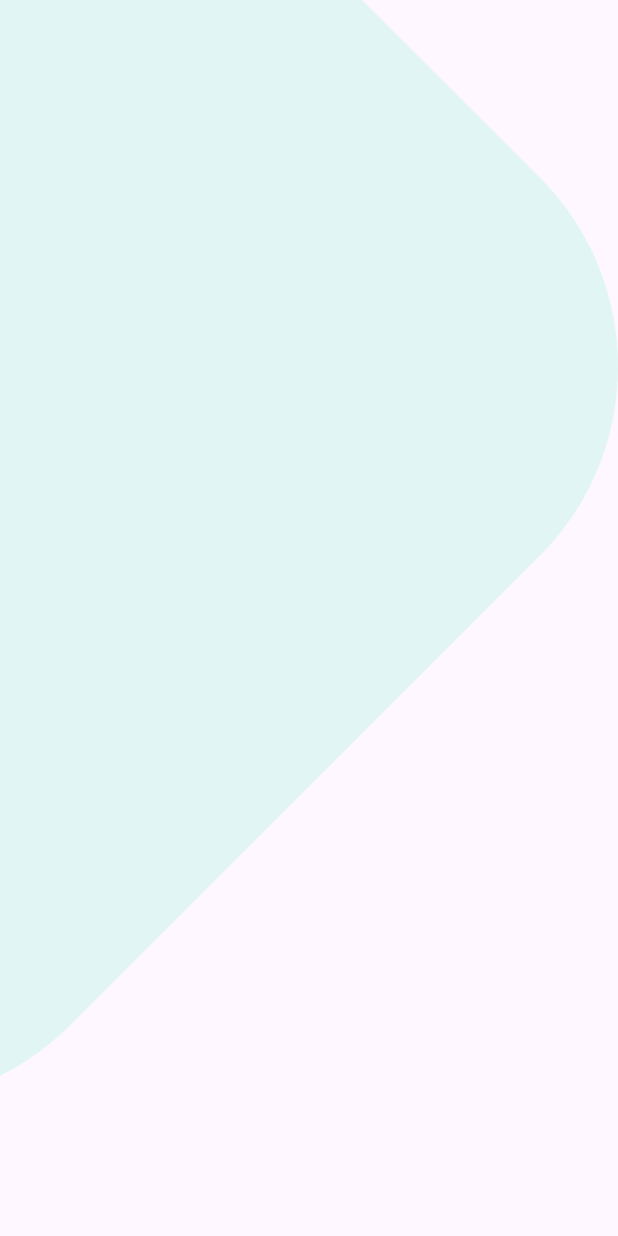
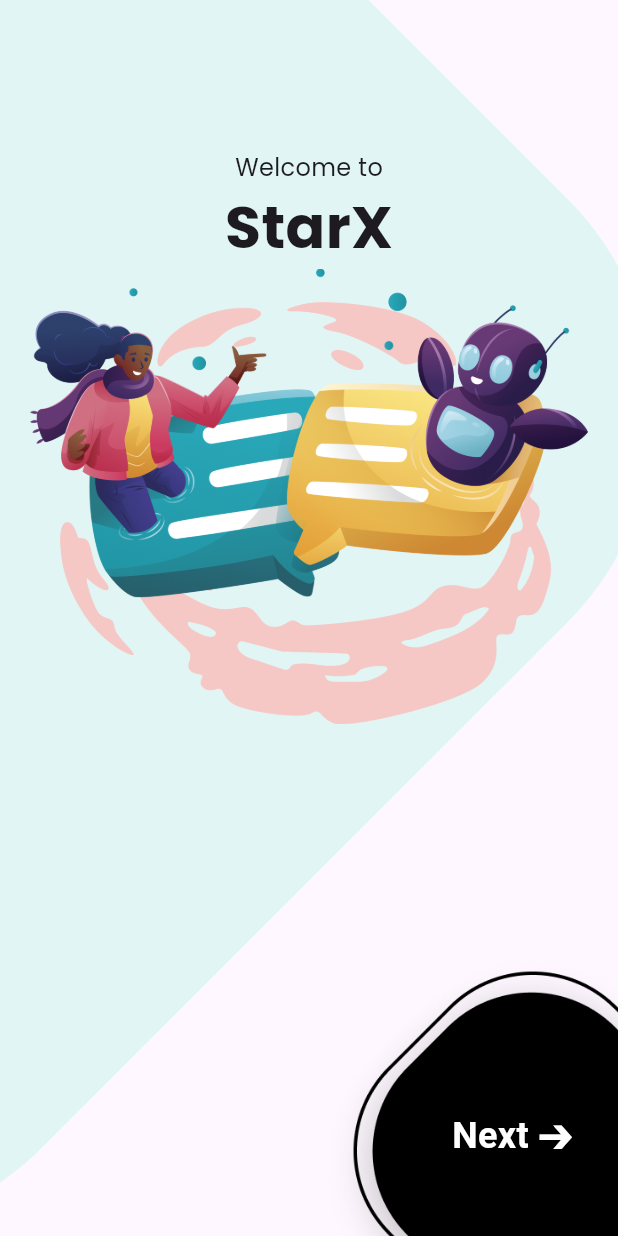
Before and after one commit to vortexyj/starx, a Flutter app: the screen it shows after launch, on a phone screen of 412 x 824 dp. Run offline on Flutter 3.47's test engine with Material 3 defaults, Android fonts, the phone set to English and light mode, and no system bars; our stand-ins replace google_fonts.

Commit message:
splash screen done

```diff
--- a/lib/core/utils/assets.dart
+++ b/lib/core/utils/assets.dart
@@ -1,4 +1,5 @@
 class AssetsData {
-  static const Logo = 'assets/images/Hero.png';
+  static const logo = 'assets/images/Hero.png';
   static const backgroundRectangle = 'assets/images/Rectangle.png';
+  static const blackRectangle = 'assets/images/blackrectangle.png';
 }
--- a/lib/core/utils/colors.dart
+++ b/lib/core/utils/colors.dart
@@ -1,12 +1,12 @@
 import 'package:flutter/material.dart';
 
 abstract class ColorStyle {
-  static const black = Color(000000);
-  static const gray = Color(0x4E4E4E);
-  static const lightGray = Color(0xC4C4C4);
-  static const white = Color(0xFFFFFF);
-  static const accentStroke = Color(0x25A0B0);
-  static const mainThemeColor = Color(0xE1F6F4);
-  static const pink = Color(0xF5C8C6);
-  static const accentLines = Color(0xEEF2E2);
+  static const black = Color(0xff000000);
+  static const gray = Color(0xff4E4E4E);
+  static const lightGray = Color(0xffC4C4C4);
+  static const white = Color(0xffFFFFFF);
+  static const accentStroke = Color(0xff25A0B0);
+  static const mainThemeColor = Color(0xffE1F6F4);
+  static const pink = Color(0xffF5C8C6);
+  static const accentLines = Color(0xffEEF2E2);
 }
--- a/lib/core/utils/styles.dart
+++ b/lib/core/utils/styles.dart
@@ -1,40 +1,40 @@
 import 'package:flutter/cupertino.dart';
+import 'package:google_fonts/google_fonts.dart';
 
 abstract class Styles {
-  static const title39B = TextStyle(
+  static final title39B = GoogleFonts.poppins(
     fontSize: 39,
     fontWeight: FontWeight.bold,
   );
-  static const title31B = TextStyle(
+  static final title31B = GoogleFonts.poppins(
     fontSize: 31,
     fontWeight: FontWeight.bold,
   );
-  static const title25B = TextStyle(
+  static final title25B = GoogleFonts.poppins(
     fontSize: 25,
     fontWeight: FontWeight.bold,
     letterSpacing: 1.2,
   );
-  static const title25 = TextStyle(
+  static final title25 = GoogleFonts.poppins(
     fontSize: 25,
     fontWeight: FontWeight.normal,
   );
 
-  static const title20 = TextStyle(
+  static final title20 = GoogleFonts.poppins(
     fontSize: 20,
     fontWeight: FontWeight.normal,
   );
-  static const body16 = TextStyle(
+  static final body16 = GoogleFonts.poppins(
     fontSize: 16,
     fontWeight: FontWeight.normal,
   );
-  static const body14 = TextStyle(
+  static final body14 = GoogleFonts.poppins(
     fontSize: 14,
     fontWeight: FontWeight.normal,
   );
-  static const body12Gray = TextStyle(
+  static final body12Gray = GoogleFonts.poppins(
     fontSize: 12,
-    fontWeight: FontWeight.normal,
-    color: Color(656565),
+    fontWeight: FontWeight.w200,
   );
 }
 
--- /dev/null
+++ b/lib/core/widgets/customanimatednextbuttom.dart
@@ -0,0 +1,81 @@
+import 'package:flutter/material.dart';
+import 'dart:math';
+
+import 'package:starx/core/utils/assets.dart'; // For rotation
+
+// Your custom animation class
+class MyCustomAnimation extends StatefulWidget {
+  @override
+  _MyCustomAnimationState createState() => _MyCustomAnimationState();
+}
+
+class _MyCustomAnimationState extends State<MyCustomAnimation>
+    with SingleTickerProviderStateMixin {
+  late AnimationController _controller;
+  late Animation<double> _animation;
+
+  @override
+  void initState() {
+    super.initState();
+    _controller = AnimationController(
+      duration: const Duration(seconds: 3),
+      vsync: this,
+    );
+
+    _animation = Tween<double>(begin: 0, end: 2 * pi).animate(CurvedAnimation(
+      parent: _controller,
+      curve: Curves.easeInOut,
+    ))
+      ..addListener(() {
+        setState(() {});
+      });
+
+    _controller.forward(); // Start the animation
+  }
+
+  @override
+  void dispose() {
+    _controller.dispose();
+    super.dispose();
+  }
+
+  @override
+  Widget build(BuildContext context) {
+    return Stack(
+      children: [
+        // The rotating image
+        Positioned(
+          bottom: -100, // Offset so that only 75% of the image is visible
+          right: -100, // Offset so that only 75% of the image is visible
+          child: Transform.rotate(
+            angle: _animation.value,
+            child: Container(
+              width: MediaQuery.of(context).size.width *
+                  0.75, // Adjust size to 75%
+              height: MediaQuery.of(context).size.width *
+                  0.75, // Ensure it remains square
+              child: Image.asset(
+                AssetsData.blackRectangle, // Your image path
+                fit: BoxFit.contain,
+              ),
+            ),
+          ),
+        ),
+        // The "Next" text that appears after the animation
+        if (_controller.isCompleted) // Show text only after animation completes
+          Positioned(
+            bottom: 50, // Adjust position as needed
+            right: 30, // Adjust position as needed
+            child: Text(
+              'Next ➔',
+              style: TextStyle(
+                fontSize: 24,
+                color: Colors.white,
+                fontWeight: FontWeight.bold,
+              ),
+            ),
+          ),
+      ],
+    );
+  }
+}
--- /dev/null
+++ b/lib/core/widgets/custombackgroundsplash.dart
@@ -0,0 +1,20 @@
+import 'package:flutter/material.dart';
+import 'package:starx/core/utils/assets.dart';
+
+class BackGroundImageSplash extends StatelessWidget {
+  const BackGroundImageSplash({
+    super.key,
+  });
+
+  @override
+  Widget build(BuildContext context) {
+    return Positioned.fill(
+      child: Image.asset(
+        height: 256,
+        width: 314,
+        AssetsData.backgroundRectangle, // Path to your image
+        fit: BoxFit.cover,
+      ),
+    );
+  }
+}
--- a/lib/features/splash/view/widgets/splashviewbody.dart
+++ b/lib/features/splash/view/widgets/splashviewbody.dart
@@ -1,5 +1,8 @@
 import 'package:flutter/material.dart';
 import 'package:starx/core/utils/assets.dart';
+import 'package:starx/core/utils/styles.dart';
+import 'package:starx/core/widgets/customanimatednextbuttom.dart';
+import 'package:starx/core/widgets/custombackgroundsplash.dart';
 
 class SplashViewBody extends StatelessWidget {
   const SplashViewBody({super.key});
@@ -7,15 +10,33 @@ class SplashViewBody extends StatelessWidget {
   @override
   Widget build(BuildContext context) {
     return Scaffold(
-      body: Container(
-        child: // Background image
-            Positioned.fill(
-          child: Image.asset(
-            AssetsData.backgroundRectangle, // Path to your image
-            fit: BoxFit.cover,
+        body: Stack(
+      children: [
+        BackGroundImageSplash(),
+        Center(
+          child: Column(
+            children: [
+              SizedBox(
+                height: 100,
+              ),
+              Text(
+                'Welcome to',
+                style: Styles.body16,
+              ),
+              Text(
+                'StarX',
+                style: Styles.title39B,
+              ),
+              Container(
+                  margin: const EdgeInsets.only(left: 20, right: 20),
+                  child: Image.asset(AssetsData.logo)),
+              Expanded(
+                child: MyCustomAnimation(), // Include your custom animation
+              ),
+            ],
           ),
-        ),
-      ),
-    );
+        )
+      ],
+    ));
   }
 }
```
Also changed, not shown: pubspec.yaml (+4 -11 lines), assets/images/blackrectangle.png (added), pubspec.lock, 1 other file.
